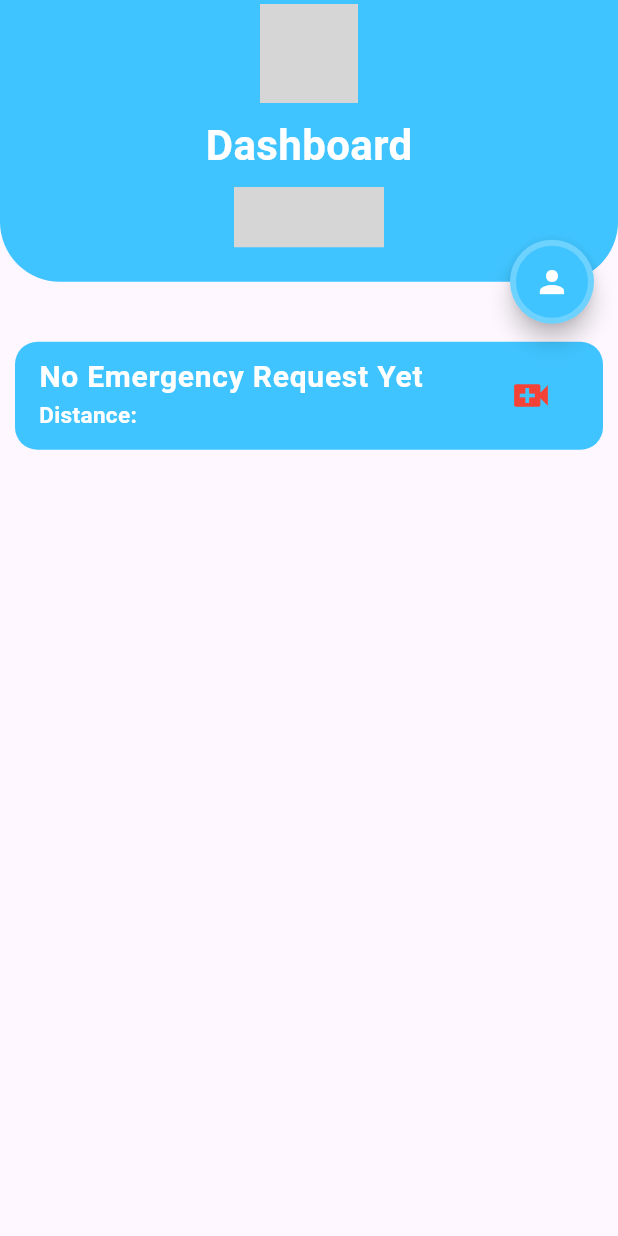
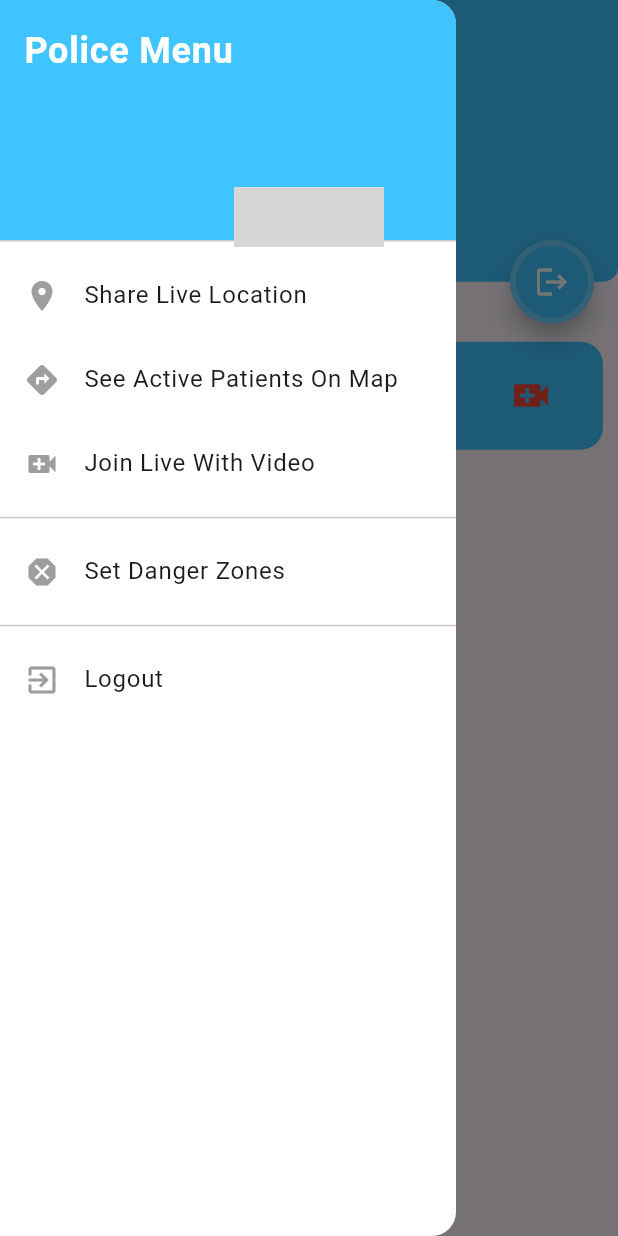
Before and after one commit to musondaAlexander/patienttracking, a Flutter app: the PoliceDashboard screen opened directly, with the side drawer open (before the commit the screen has no drawer), on a phone screen of 412 x 824 dp. Run offline on Flutter 3.47's test engine with Material 2 defaults, Android fonts, the phone set to English and light mode, and no system bars; our stand-ins replace cloud_firestore, firebase_auth, firebase_core, firebase_database, geocoding, geolocator and 6 more; missing offline and left inert: background_sms, flutter_session_manager, sliding_switch, zego_uikit_prebuilt_live_streaming; accounts and stored records are empty; grey boxes are pictures that could not be loaded.

Commit message:
updated police Dashboard

```diff
--- a/lib/User/controllers/authentication_controller.dart
+++ b/lib/User/controllers/authentication_controller.dart
@@ -169,9 +169,9 @@ class AuthController extends GetxController {
     print("User Type: ${snapshot.value}");
     // let us now check the type of user we have retrerived from the database
     if (snapshot.value == "User") {
-      Get.to(() => UserHome());
+      Get.offAll(() => UserHome());
     } else if (snapshot.value == "Police") {
-      Get.to(() => const PoliceDashboard());
+     Get.offAll(() => const PoliceDashboard());
     } else if (snapshot.value == "Ambulance") {
       Get.offAll(() => UserHome());
     } else if (snapshot.value == "Fire Brigade") {
--- a/lib/User/screens/DashBoard/grid_dash.dart
+++ b/lib/User/screens/DashBoard/grid_dash.dart
@@ -1,7 +1,7 @@
 import 'package:flutter/material.dart';
 import 'package:get/get.dart';
 import 'package:google_fonts/google_fonts.dart';
-import 'package:patienttracking/Features/Police/police_dashboard.dart';
+import 'package:patienttracking/User/screens/PoliceOptions/police_option.dart';
 // import 'package:public_emergency_app/Features/User/Screens/AmbulanceOptions/AmbulanceOptions.dart';
 // import 'package:public_emergency_app/Features/User/Screens/FirefighterOptions/firefighter_options.dart';
 // import 'package:public_emergency_app/Features/User/Screens/HospitalOptions/hospital_options.dart';
@@ -56,7 +56,7 @@ class GridDashboard extends StatelessWidget {
           return GestureDetector(
             onTap: () {
               if (data.title == "Police") {
-                Get.to(() => const PoliceDashboard(),
+                Get.to(() => const PoliceOptions(),
                     transition: Transition.rightToLeft,
                     duration: const Duration(milliseconds: 200));
                 // } else if (data.title == "Fire Brigade") {
--- a/lib/features/Police/police_dashboard.dart
+++ b/lib/features/Police/police_dashboard.dart
@@ -4,9 +4,12 @@ import 'package:firebase_database/firebase_database.dart';
 import 'package:flutter/material.dart';
 import 'package:geolocator/geolocator.dart';
 import 'package:get/get.dart';
+import 'package:patienttracking/Features/EmergencyContacts/emergency_contact.dart';
 import 'package:patienttracking/User/controllers/authentication_controller.dart';
 import 'package:patienttracking/User/controllers/message_sending.dart';
+import 'package:patienttracking/User/screens/LiveStream/sos.dart';
 import 'package:patienttracking/User/screens/Profile/profile_screen.dart';
+import 'package:patienttracking/commonScreens/Location/share_location.dart';
 // import 'package:public_emergency_app/Features/User/Screens/LiveStreaming/sos_page.dart';
 // import 'package:public_emergency_app/Features/User/Screens/Profile/profile_screen.dart';
 // import 'package:shared_preferences/shared_preferences.dart';
@@ -80,17 +83,18 @@ class _PoliceDashboardState extends State<PoliceDashboard> {
           // Get.to(() => const ProfileScreen());
          AuthController.instance.logout();
         },
-        child: Icon(Icons.person),
+        child: const Icon(Icons.logout),
       ),
       floatingActionButtonLocation: FloatingActionButtonLocation.endTop,
       extendBodyBehindAppBar: false,
       appBar: AppBar(
+        iconTheme: const IconThemeData(color: Colors.white),
         backgroundColor: Colors.lightBlueAccent,
         centerTitle: true,
-        automaticallyImplyLeading: false,
+        automaticallyImplyLeading: true,
         shape: const RoundedRectangleBorder(
           borderRadius: BorderRadius.vertical(
-            bottom: Radius.circular(40),
+            bottom: Radius.circular(10),
           ),
         ),
         bottom: PreferredSize(
@@ -99,15 +103,6 @@ class _PoliceDashboardState extends State<PoliceDashboard> {
             padding: const EdgeInsets.only(bottom: 15),
             child: Column(
               children: [
-                Row(
-                  mainAxisAlignment: MainAxisAlignment.center,
-                  children: [
-                    Image(
-                        image: const AssetImage(
-                            "assets/logos/emergencyAppLogo.png"),
-                        height: Get.height * 0.08),
-                  ],
-                ),
                 Container(
                   margin: const EdgeInsets.only(top: 8),
                   child: const Column(
@@ -170,6 +165,103 @@ class _PoliceDashboardState extends State<PoliceDashboard> {
             ),
           ),
         ),
+      ),
+      drawer: Drawer(
+         backgroundColor: Colors.white,
+        child: ListView(
+          padding: EdgeInsets.zero,
+          children:   <Widget>[
+            const DrawerHeader(
+              decoration: BoxDecoration(
+                color: Colors.lightBlueAccent,
+              ),
+              child: Text(
+                'Police Menu',
+                style: TextStyle(
+                  color: Colors.white,
+                  fontSize: 24,
+                  fontWeight: FontWeight.bold,
+                ),
+              ),
+            ),
+           GestureDetector(
+              onTap: () {
+                Get.to(
+                  const ShareMyLocation(),
+                  transition: Transition.rightToLeft,
+                  duration: const Duration(milliseconds: 300),
+                );
+              },
+              child: const ListTile(
+                leading: Icon(
+                  Icons.location_on,
+                  color: Colors.grey,
+                ),
+                title: Text('Share Live Location'),
+              ),
+            ),
+             GestureDetector(
+              onTap: () {
+                Get.to(
+                  const ShareMyLocation(),
+                  transition: Transition.rightToLeft,
+                  duration: const Duration(milliseconds: 300),
+                );
+              },
+              child: const ListTile(
+                leading: Icon(
+                  Icons.directions,
+                  color: Colors.grey,
+                ),
+                title: Text('See Active Patients On Map'),
+              ),
+            ),
+             GestureDetector(
+              onTap: () {
+                Get.to(
+                  const SOS(),
+                  transition: Transition.rightToLeft,
+                  duration: const Duration(milliseconds: 300),
+                );
+              },
+              child: const ListTile(
+                leading: Icon(
+                  Icons.video_call,
+                  color: Colors.grey,
+                ),
+                title: Text('Join Live With Video'),
+              ),
+            ),
+          const Divider(),
+            GestureDetector(
+              onTap: () {
+                // Get.to(
+                //   // const DangerZones(),
+                //   transition: Transition.rightToLeft,
+                //   duration: const Duration(milliseconds: 300),
+                // );
+              },
+              child: const ListTile(
+                leading: Icon(
+                  Icons.dangerous,
+                  color: Colors.grey,
+                ),
+                title: Text('Set Danger Zones'),
+              ),
+            ),
+            const Divider(),
+            ListTile(
+              leading: const Icon(
+                Icons.exit_to_app,
+                color: Colors.grey,
+              ),
+              title: const Text('Logout'),
+              onTap: () {
+                AuthController.instance.logout();
+              },
+            ),
+          ]
+      ),
       ),
       body: Container(
           child: StreamBuilder(
```
Also changed, not shown: lib/User/screens/PoliceOptions/police_option.dart (+5 -4 lines).
